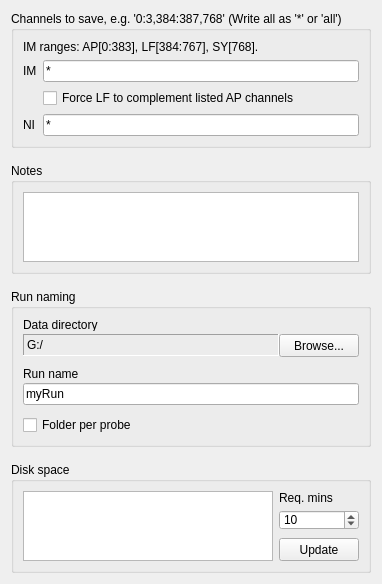
Above: Forms/SeeNSaveTab.ui from billkarsh/SpikeGLX before the change. Below: the same form after it.
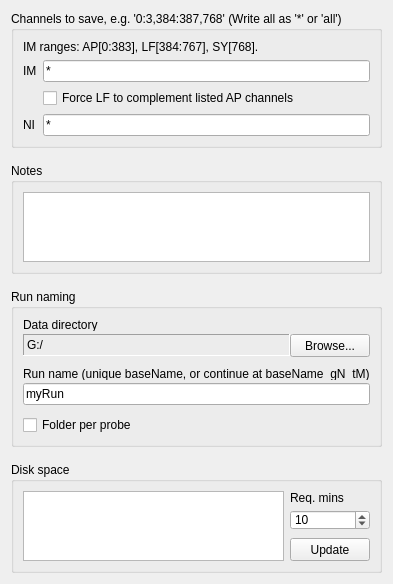
That is the form after the change.

What changed in the file:
```diff
--- a/Forms/SeeNSaveTab.ui
+++ b/Forms/SeeNSaveTab.ui
@@ -132,7 +132,7 @@
            </size>
           </property>
           <property name="text">
-           <string>Run name</string>
+           <string>Run name (unique baseName, or continue at baseName_gN_tM)</string>
           </property>
           <property name="alignment">
            <set>Qt::AlignLeading|Qt::AlignLeft|Qt::AlignVCenter</set>
```
